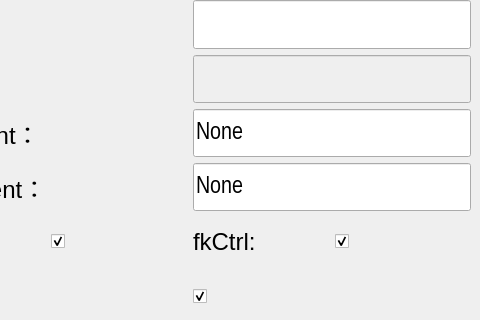
This is bind/ui/setup/limb_ui.ui in MuZiMuZi/muziToolset as Qt 5 draws it before an edit; both pictures show x 100 to 580 and y 117 to 437 of the 580 by 559 pixel window. The edited form follows.
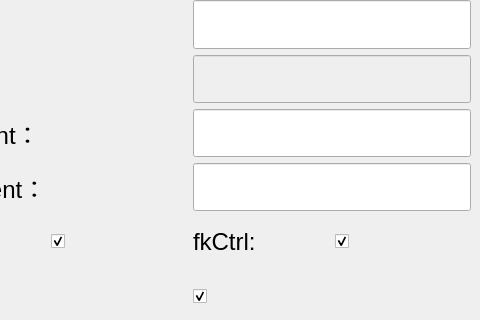
This is the edited form.

What changed in the file:
```diff
--- a/bind/ui/setup/limb_ui.ui
+++ b/bind/ui/setup/limb_ui.ui
@@ -252,9 +252,6 @@
             <pointsize>18</pointsize>
            </font>
           </property>
-          <property name="text">
-           <string>None</string>
-          </property>
          </widget>
         </item>
        </layout>
@@ -302,9 +299,6 @@
             <pointsize>18</pointsize>
            </font>
           </property>
-          <property name="text">
-           <string>None</string>
-          </property>
          </widget>
         </item>
        </layout>
```
